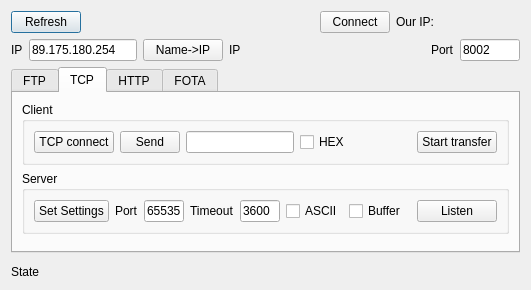
First picture: the form in dataconnectdialog.ui, repository Scelet/PROGRESS-TERMINAL, before the edit.
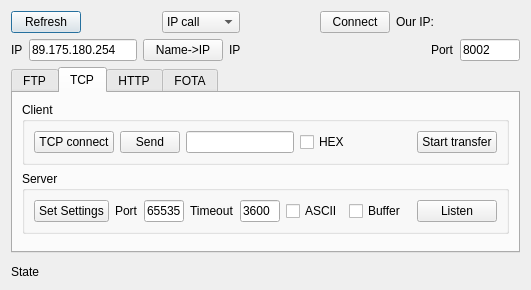
Second picture: the form after the edit.

Commit message:
ECM call
add ECM call in adition to IP call

What changed in the file:
```diff
--- a/dataconnectdialog.ui
+++ b/dataconnectdialog.ui
@@ -48,6 +48,33 @@
        </property>
       </spacer>
      </item>
+     <item>
+      <widget class="QComboBox" name="dataCallComboBox">
+       <item>
+        <property name="text">
+         <string>IP call</string>
+        </property>
+       </item>
+       <item>
+        <property name="text">
+         <string>ECM call</string>
+        </property>
+       </item>
+      </widget>
+     </item>
+     <item>
+      <spacer name="horizontalSpacer_9">
+       <property name="orientation">
+        <enum>Qt::Horizontal</enum>
+       </property>
+       <property name="sizeHint" stdset="0">
+        <size>
+         <width>40</width>
+         <height>20</height>
+        </size>
+       </property>
+      </spacer>
+     </item>
      <item>
       <widget class="QPushButton" name="connectPushButton">
        <property name="maximumSize">
```
The commit also changes 3 other files.
